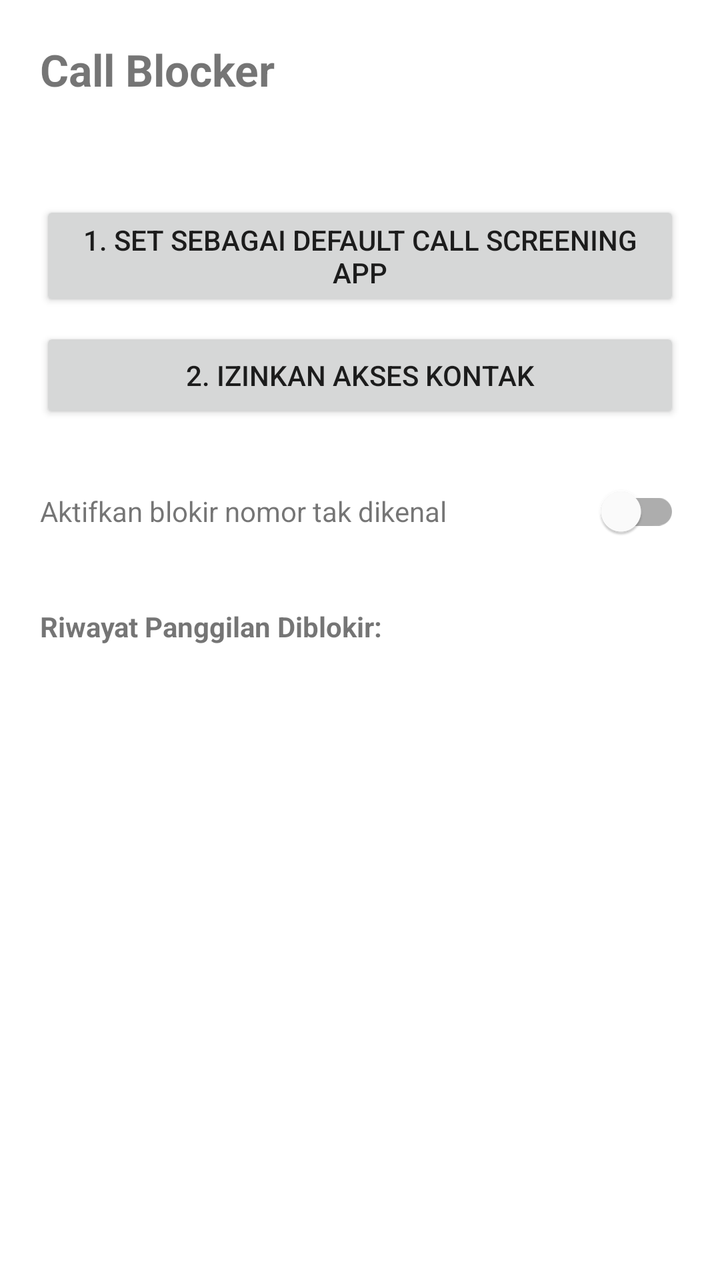
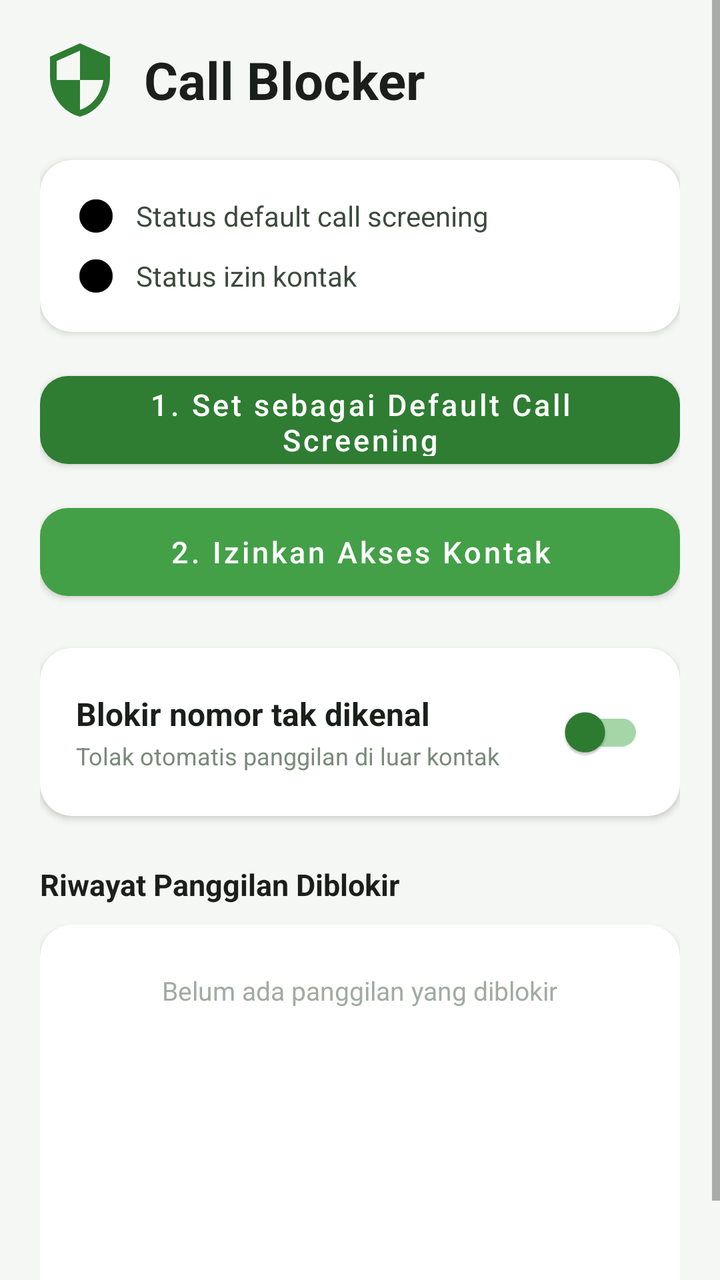

Compare the two renders of this Android layout. The source of the first and the diff that turns it into the second are given below.
<!-- AndroidManifest.xml: application theme Theme.CallBlocker -->
<!-- res/layout/activity_main.xml -->
<?xml version="1.0" encoding="utf-8"?>
<LinearLayout xmlns:android="http://schemas.android.com/apk/res/android"
    android:layout_width="match_parent"
    android:layout_height="match_parent"
    android:orientation="vertical"
    android:padding="20dp">

    <TextView
        android:layout_width="wrap_content"
        android:layout_height="wrap_content"
        android:text="Call Blocker"
        android:textSize="22sp"
        android:textStyle="bold"
        android:layout_marginBottom="16dp" />

    <TextView
        android:id="@+id/statusText"
        android:layout_width="match_parent"
        android:layout_height="wrap_content"
        android:textSize="14sp"
        android:layout_marginBottom="16dp" />

    <Button
        android:id="@+id/btnRequestRole"
        android:layout_width="match_parent"
        android:layout_height="wrap_content"
        android:text="1. Set sebagai Default Call Screening App" />

    <Button
        android:id="@+id/btnRequestPermissions"
        android:layout_width="match_parent"
        android:layout_height="wrap_content"
        android:layout_marginTop="8dp"
        android:text="2. Izinkan Akses Kontak" />

    <LinearLayout
        android:layout_width="match_parent"
        android:layout_height="wrap_content"
        android:orientation="horizontal"
        android:layout_marginTop="20dp"
        android:gravity="center_vertical">

        <TextView
            android:layout_width="0dp"
            android:layout_height="wrap_content"
            android:layout_weight="1"
            android:text="Aktifkan blokir nomor tak dikenal" />

        <com.google.android.material.switchmaterial.SwitchMaterial
            android:id="@+id/switchEnabled"
            android:layout_width="wrap_content"
            android:layout_height="wrap_content" />
    </LinearLayout>

    <TextView
        android:layout_width="wrap_content"
        android:layout_height="wrap_content"
        android:text="Riwayat Panggilan Diblokir:"
        android:textStyle="bold"
        android:layout_marginTop="24dp"
        android:layout_marginBottom="8dp" />

    <ListView
        android:id="@+id/logList"
        android:layout_width="match_parent"
        android:layout_height="0dp"
        android:layout_weight="1" />

</LinearLayout>
<!-- resources referenced by this layout -->
<resources>
  <style name="Theme.CallBlocker" parent="Theme.MaterialComponents.DayNight.NoActionBar">
          <item name="colorPrimary">#2E7D32</item>
          <item name="colorPrimaryDark">#1B5E20</item>
          <item name="colorAccent">#43A047</item>
      </style>
</resources>

<!-- the commit's change to res/layout/activity_main.xml (unified diff, before → after) -->
@@ -1,69 +1,217 @@
 <?xml version="1.0" encoding="utf-8"?>
-<LinearLayout xmlns:android="http://schemas.android.com/apk/res/android"
+<ScrollView xmlns:android="http://schemas.android.com/apk/res/android"
+    xmlns:app="http://schemas.android.com/apk/res-auto"
     android:layout_width="match_parent"
     android:layout_height="match_parent"
-    android:orientation="vertical"
-    android:padding="20dp">
-
-    <TextView
-        android:layout_width="wrap_content"
-        android:layout_height="wrap_content"
-        android:text="Call Blocker"
-        android:textSize="22sp"
-        android:textStyle="bold"
-        android:layout_marginBottom="16dp" />
-
-    <TextView
-        android:id="@+id/statusText"
-        android:layout_width="match_parent"
-        android:layout_height="wrap_content"
-        android:textSize="14sp"
-        android:layout_marginBottom="16dp" />
-
-    <Button
-        android:id="@+id/btnRequestRole"
-        android:layout_width="match_parent"
-        android:layout_height="wrap_content"
-        android:text="1. Set sebagai Default Call Screening App" />
-
-    <Button
-        android:id="@+id/btnRequestPermissions"
-        android:layout_width="match_parent"
-        android:layout_height="wrap_content"
-        android:layout_marginTop="8dp"
-        android:text="2. Izinkan Akses Kontak" />
+    android:background="#F5F7F5"
+    android:fillViewport="true">
 
     <LinearLayout
         android:layout_width="match_parent"
         android:layout_height="wrap_content"
-        android:orientation="horizontal"
-        android:layout_marginTop="20dp"
-        android:gravity="center_vertical">
-
+        android:orientation="vertical"
+        android:padding="20dp">
+
+        
+        <LinearLayout
+            android:layout_width="match_parent"
+            android:layout_height="wrap_content"
+            android:orientation="horizontal"
+            android:gravity="center_vertical"
+            android:layout_marginBottom="20dp">
+
+            <ImageView
+                android:layout_width="40dp"
+                android:layout_height="40dp"
+                android:src="@drawable/ic_shield"
+                app:tint="#2E7D32" />
+
+            <TextView
+                android:layout_width="wrap_content"
+                android:layout_height="wrap_content"
+                android:layout_marginStart="12dp"
+                android:text="Call Blocker"
+                android:textSize="26sp"
+                android:textStyle="bold"
+                android:textColor="#1B1F1C" />
+        </LinearLayout>
+
+        
+        <com.google.android.material.card.MaterialCardView
+            android:layout_width="match_parent"
+            android:layout_height="wrap_content"
+            app:cardCornerRadius="16dp"
+            app:cardElevation="2dp"
+            app:cardBackgroundColor="#FFFFFF"
+            android:layout_marginBottom="16dp">
+
+            <LinearLayout
+                android:layout_width="match_parent"
+                android:layout_height="wrap_content"
+                android:orientation="vertical"
+                android:padding="18dp">
+
+                <LinearLayout
+                    android:layout_width="match_parent"
+                    android:layout_height="wrap_content"
+                    android:orientation="horizontal"
+                    android:gravity="center_vertical"
+                    android:layout_marginBottom="10dp">
+
+                    <ImageView
+                        android:id="@+id/iconScreening"
+                        android:layout_width="20dp"
+                        android:layout_height="20dp"
+                        android:src="@drawable/ic_status_dot" />
+
+                    <TextView
+                        android:id="@+id/statusScreeningText"
+                        android:layout_width="0dp"
+                        android:layout_height="wrap_content"
+                        android:layout_weight="1"
+                        android:layout_marginStart="10dp"
+                        android:textSize="14sp"
+                        android:textColor="#3C4A3E"
+                        android:text="Status default call screening" />
+                </LinearLayout>
+
+                <LinearLayout
+                    android:layout_width="match_parent"
+                    android:layout_height="wrap_content"
+                    android:orientation="horizontal"
+                    android:gravity="center_vertical">
+
+                    <ImageView
+                        android:id="@+id/iconContacts"
+                        android:layout_width="20dp"
+                        android:layout_height="20dp"
+                        android:src="@drawable/ic_status_dot" />
+
+                    <TextView
+                        android:id="@+id/statusContactsText"
+                        android:layout_width="0dp"
+                        android:layout_height="wrap_content"
+                        android:layout_weight="1"
+                        android:layout_marginStart="10dp"
+                        android:textSize="14sp"
+                        android:textColor="#3C4A3E"
+                        android:text="Status izin kontak" />
+                </LinearLayout>
+            </LinearLayout>
+        </com.google.android.material.card.MaterialCardView>
+
+        
+        <com.google.android.material.button.MaterialButton
+            android:id="@+id/btnRequestRole"
+            android:layout_width="match_parent"
+            android:layout_height="56dp"
+            android:layout_marginBottom="10dp"
+            android:text="1. Set sebagai Default Call Screening"
+            android:textAllCaps="false"
+            android:textSize="15sp"
+            app:cornerRadius="14dp"
+            app:backgroundTint="#2E7D32" />
+
+        <com.google.android.material.button.MaterialButton
+            android:id="@+id/btnRequestPermissions"
+            android:layout_width="match_parent"
+            android:layout_height="56dp"
+            android:layout_marginBottom="20dp"
+            android:text="2. Izinkan Akses Kontak"
+            android:textAllCaps="false"
+            android:textSize="15sp"
+            app:cornerRadius="14dp"
+            app:backgroundTint="#43A047" />
+
+        
+        <com.google.android.material.card.MaterialCardView
+            android:layout_width="match_parent"
+            android:layout_height="wrap_content"
+            app:cardCornerRadius="16dp"
+            app:cardElevation="2dp"
+            app:cardBackgroundColor="#FFFFFF"
+            android:layout_marginBottom="24dp">
+
+            <LinearLayout
+                android:layout_width="match_parent"
+                android:layout_height="wrap_content"
+                android:orientation="horizontal"
+                android:gravity="center_vertical"
+                android:padding="18dp">
+
+                <LinearLayout
+                    android:layout_width="0dp"
+                    android:layout_height="wrap_content"
+                    android:layout_weight="1"
+                    android:orientation="vertical">
+
+                    <TextView
+                        android:layout_width="wrap_content"
+                        android:layout_height="wrap_content"
+                        android:text="Blokir nomor tak dikenal"
+                        android:textSize="16sp"
+                        android:textStyle="bold"
+                        android:textColor="#1B1F1C" />
+
+                    <TextView
+                        android:layout_width="wrap_content"
+                        android:layout_height="wrap_content"
+                        android:text="Tolak otomatis panggilan di luar kontak"
+                        android:textSize="12sp"
+                        android:textColor="#7A8A7C"
+                        android:layout_marginTop="2dp" />
+                </LinearLayout>
+
+                <com.google.android.material.switchmaterial.SwitchMaterial
+                    android:id="@+id/switchEnabled"
+                    android:layout_width="wrap_content"
+                    android:layout_height="wrap_content"
+                    app:thumbTint="#2E7D32"
+                    app:trackTint="#A5D6A7" />
+            </LinearLayout>
+        </com.google.android.material.card.MaterialCardView>
+
+        
         <TextView
-            android:layout_width="0dp"
-            android:layout_height="wrap_content"
-            android:layout_weight="1"
-            android:text="Aktifkan blokir nomor tak dikenal" />
-
-        <com.google.android.material.switchmaterial.SwitchMaterial
-            android:id="@+id/switchEnabled"
             android:layout_width="wrap_content"
-            android:layout_height="wrap_content" />
+            android:layout_height="wrap_content"
+            android:text="Riwayat Panggilan Diblokir"
+            android:textStyle="bold"
+            android:textSize="15sp"
+            android:textColor="#1B1F1C"
+            android:layout_marginBottom="10dp" />
+
+        <com.google.android.material.card.MaterialCardView
+            android:layout_width="match_parent"
+            android:layout_height="wrap_content"
+            android:minHeight="200dp"
+            app:cardCornerRadius="16dp"
+            app:cardElevation="2dp"
+            app:cardBackgroundColor="#FFFFFF">
+
+            <FrameLayout
+                android:layout_width="match_parent"
+                android:layout_height="match_parent">
+
+                <TextView
+                    android:id="@+id/emptyLogText"
+                    android:layout_width="wrap_content"
+                    android:layout_height="wrap_content"
+                    android:layout_gravity="center"
+                    android:padding="24dp"
+                    android:text="Belum ada panggilan yang diblokir"
+                    android:textColor="#A0ACA1"
+                    android:textSize="13sp" />
+
+                <ListView
+                    android:id="@+id/logList"
+                    android:layout_width="match_parent"
+                    android:layout_height="wrap_content"
+                    android:divider="#EEF2EE"
+                    android:dividerHeight="1dp"
+                    android:padding="6dp" />
+            </FrameLayout>
+        </com.google.android.material.card.MaterialCardView>
+
     </LinearLayout>
-
-    <TextView
-        android:layout_width="wrap_content"
-        android:layout_height="wrap_content"
-        android:text="Riwayat Panggilan Diblokir:"
-        android:textStyle="bold"
-        android:layout_marginTop="24dp"
-        android:layout_marginBottom="8dp" />
-
-    <ListView
-        android:id="@+id/logList"
-        android:layout_width="match_parent"
-        android:layout_height="0dp"
-        android:layout_weight="1" />
-
-</LinearLayout>
+</ScrollView>
<!-- resource entries referenced after the edit -->
@@ -1,9 +1,31 @@
 <!-- resources referenced by this layout -->
 <resources>
+  <!-- drawable ic_shield (drawable) -->
+  <vector xmlns:android="http://schemas.android.com/apk/res/android"
+      android:width="24dp"
+      android:height="24dp"
+      android:viewportWidth="24"
+      android:viewportHeight="24">
+      <path
+          android:fillColor="#FF000000"
+          android:pathData="M12,1L3,5v6c0,5.55 3.84,10.74 9,12c5.16,-1.26 9,-6.45 9,-12V5L12,1zM12,11.99h7c-0.53,4.12 -3.28,7.79 -7,8.94V12H5V6.3l7,-3.11v8.8z" />
+  </vector>
+  <!-- drawable ic_status_dot (drawable) -->
+  <vector xmlns:android="http://schemas.android.com/apk/res/android"
+      android:width="20dp"
+      android:height="20dp"
+      android:viewportWidth="24"
+      android:viewportHeight="24">
+      <path
+          android:fillColor="#FF000000"
+          android:pathData="M12,2C6.48,2 2,6.48 2,12s4.48,10 10,10 10,-4.48 10,-10S17.52,2 12,2z" />
+  </vector>
   <style name="Theme.CallBlocker" parent="Theme.MaterialComponents.DayNight.NoActionBar">
           <item name="colorPrimary">#2E7D32</item>
           <item name="colorPrimaryDark">#1B5E20</item>
           <item name="colorAccent">#43A047</item>
+          <item name="android:windowBackground">#F5F7F5</item>
+          <item name="android:statusBarColor">#2E7D32</item>
       </style>
 </resources>
 
